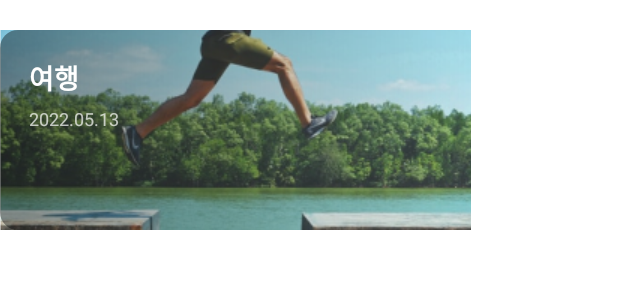
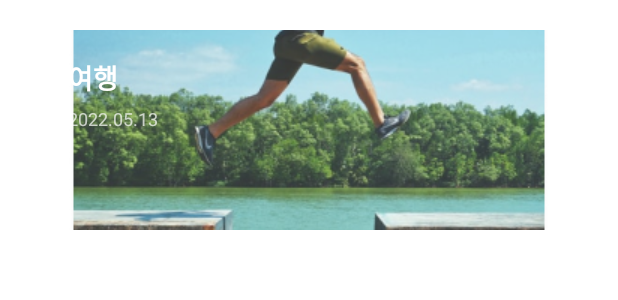
Before and after one commit to kmujm/Capsule, an Android app: the layout capsule_item.xml on its own in the app's theme, with its tools: preview values and no code run, on a phone screen of 412 x 824 dp. Shown: the top 300 px of the screen. Run offline under Robolectric (Android 15) with nearby library versions, the phone set to English and light mode, and no system bars.

Commit message:
캡슐 목록 화면 디자인 수정

```diff
--- a/app/src/main/res/layout/activity_capsule_list.xml
+++ b/app/src/main/res/layout/activity_capsule_list.xml
@@ -60,10 +60,10 @@
         android:layout_width="367dp"
         android:layout_height="39dp"
         android:layout_marginTop="19dp"
-        android:layout_marginLeft="23dp"
+        android:layout_marginLeft="15dp"
         app:iconifiedByDefault="false"
-        android:textSize="14sp"
-        app:queryHint="검색"
+        app:queryBackground="@null"
+        app:queryHint="@string/capsule_list_hint_string"
         android:background="@color/BG_gray"
         app:layout_constraintStart_toStartOf="parent"
         app:layout_constraintTop_toBottomOf="@+id/SubTitleText">
@@ -74,6 +74,7 @@
         android:layout_width="match_parent"
         android:layout_height="400dp"
         android:layout_marginTop="14dp"
+        app:layout_constraintHorizontal_bias="0.0"
         app:layoutManager="androidx.recyclerview.widget.LinearLayoutManager"
         app:layout_constraintStart_toStartOf="parent"
         app:layout_constraintTop_toBottomOf="@+id/CapsuleSearch">
--- a/app/src/main/res/layout/capsule_item.xml
+++ b/app/src/main/res/layout/capsule_item.xml
@@ -1,27 +1,31 @@
 <?xml version="1.0" encoding="utf-8"?>
 <androidx.constraintlayout.widget.ConstraintLayout xmlns:android="http://schemas.android.com/apk/res/android"
-    android:layout_width="wrap_content"
+    android:layout_width="match_parent"
     android:layout_height="wrap_content"
     android:paddingTop="20dp"
     xmlns:app="http://schemas.android.com/apk/res-auto">
 
+<!--    todo: ImageButton src 둥글게-->
     <ImageButton
         android:id="@+id/CapsuleImage"
-        android:layout_width="314dp"
+        android:layout_width="360dp"
         android:layout_height="133dp"
         android:background="@android:color/transparent"
         android:src="@drawable/capsule_item"
-        app:layout_constraintStart_toStartOf="parent"
-        app:layout_constraintTop_toTopOf="parent">
+        android:layout_gravity="center"
+        app:layout_constraintLeft_toLeftOf="parent"
+        app:layout_constraintRight_toRightOf="parent"
+        app:layout_constraintTop_toTopOf="parent"
+        app:layout_constraintBottom_toBottomOf="parent">
     </ImageButton>
-    <View
-        android:id="@+id/CapsuleGradient"
-        android:layout_width="314dp"
-        android:layout_height="133dp"
-        android:background="@drawable/capsule_gradient"
-        app:layout_constraintStart_toStartOf="parent"
-        app:layout_constraintTop_toTopOf="parent">
-    </View>
+<!--    <View-->
+<!--        android:id="@+id/CapsuleGradient"-->
+<!--        android:layout_width="314dp"-->
+<!--        android:layout_height="133dp"-->
+<!--        android:background="@drawable/capsule_gradient"-->
+<!--        app:layout_constraintStart_toStartOf="parent"-->
+<!--        app:layout_constraintTop_toTopOf="parent">-->
+<!--    </View>-->
     <TextView
         android:id="@+id/CapsuleTitle"
         android:layout_width="wrap_content"
@@ -32,7 +36,7 @@
         android:textColor="@color/white"
         android:textSize="18sp"
         android:textStyle="bold"
-        app:layout_constraintStart_toStartOf="parent"
+        app:layout_constraintStart_toStartOf="@id/CapsuleImage"
         app:layout_constraintTop_toTopOf="parent"
         >
     </TextView>
@@ -45,7 +49,7 @@
         android:text="2022.05.13"
         android:textColor="#B3FFFFFF"
         android:textSize="12sp"
-        app:layout_constraintStart_toStartOf="parent"
+        app:layout_constraintStart_toStartOf="@id/CapsuleImage"
         app:layout_constraintTop_toBottomOf="@+id/CapsuleTitle"
         >
     </TextView>
--- a/app/src/main/res/values/strings.xml
+++ b/app/src/main/res/values/strings.xml
@@ -23,4 +23,5 @@
     <string name="signup_editText_hint_string">이메일을 입력해주세요</string>
     <string name="signup_checkpassword_label_string">비밀번호 확인</string>
     <string name="signup_submit_button_string">완료</string>
+    <string name="capsule_list_hint_string"><font size="14">검색</font></string>
 </resources>
```
